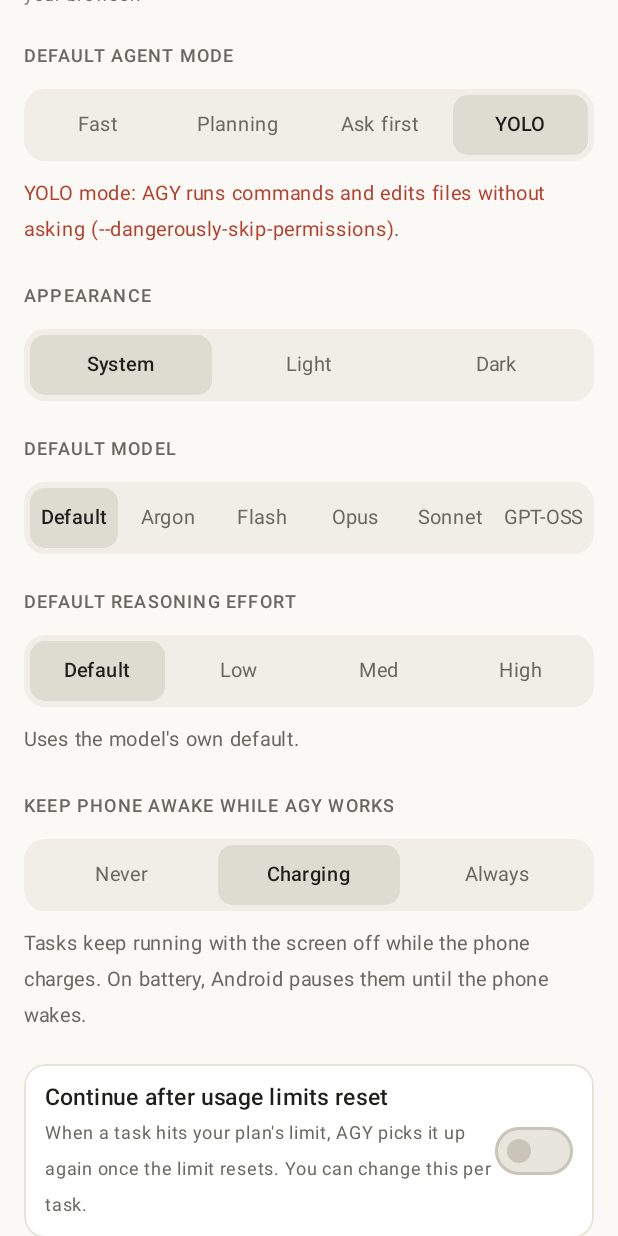
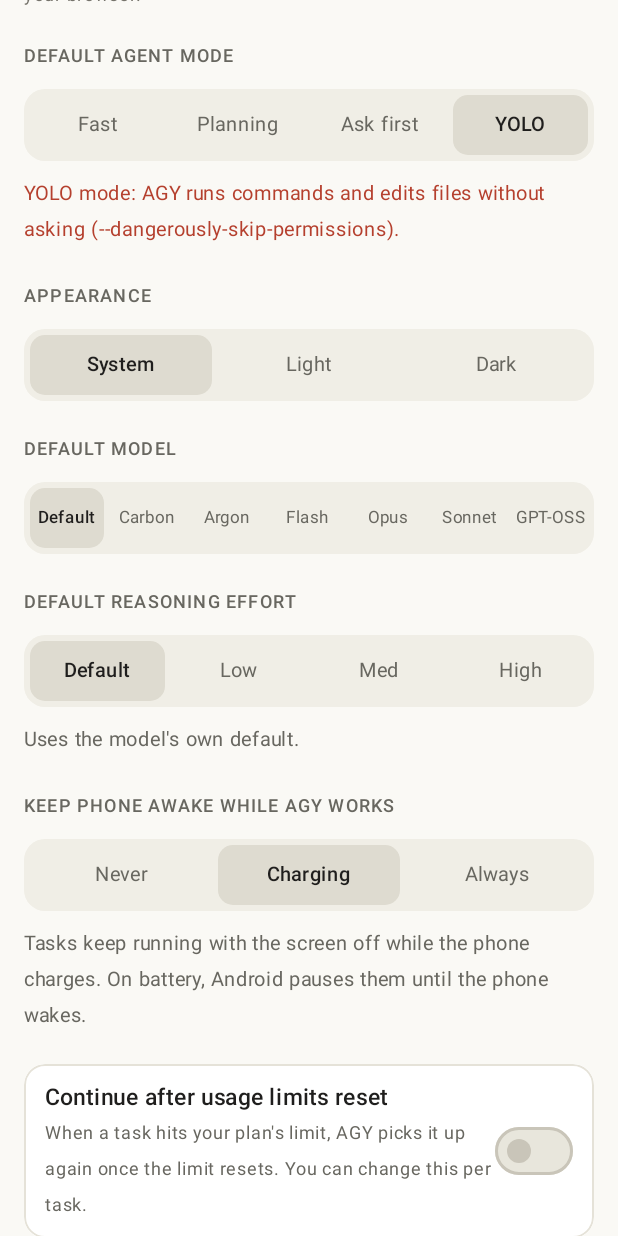
Before and after one commit to SunIsAlex/agy-mobile, an Android app built with Jetpack Compose: the screen it shows after launch (MainActivity), scrolled down 1153 dp, on a phone screen of 412 x 824 dp. Run offline under Robolectric (Android 15) with nearby library versions, the phone set to English and light mode, and no system bars.

Commit message:
feat(models): support Gemini 4 Carbon across bridge and mobile UI

```diff
--- a/app/src/main/java/app/ccmobile/ui/Components.kt
+++ b/app/src/main/java/app/ccmobile/ui/Components.kt
@@ -111,7 +111,18 @@ fun <T> Segmented(options: List<Pair<T, String>>, selected: T, onSelect: (T) ->
                     .clickable(role = Role.Tab) { onSelect(value) },
                 contentAlignment = Alignment.Center,
             ) {
-                Text(label, color = if (on) C.Text else C.Muted, fontSize = 13.sp, fontWeight = if (on) FontWeight.SemiBold else FontWeight.Normal)
+                val fontSize = when {
+                    options.size > 6 -> 11.sp
+                    options.size > 4 -> 12.sp
+                    else -> 13.sp
+                }
+                Text(
+                    label,
+                    color = if (on) C.Text else C.Muted,
+                    fontSize = fontSize,
+                    fontWeight = if (on) FontWeight.SemiBold else FontWeight.Normal,
+                    maxLines = 1,
+                )
             }
         }
     }
@@ -232,6 +243,7 @@ fun effortDescription(effort: String): String = when (effort) {
 }
 val modelLabels = listOf(
     "" to "Default",
+    "gemini-4-carbon" to "Carbon",
     "gemini-4-argon" to "Argon",
     "gemini-3.8-flash" to "Flash",
     "claude-opus-5-5" to "Opus",
```
Also changed, not shown: app/src/main/java/app/ccmobile/data/UsageText.kt (+8 -3 lines), 4 other files.
